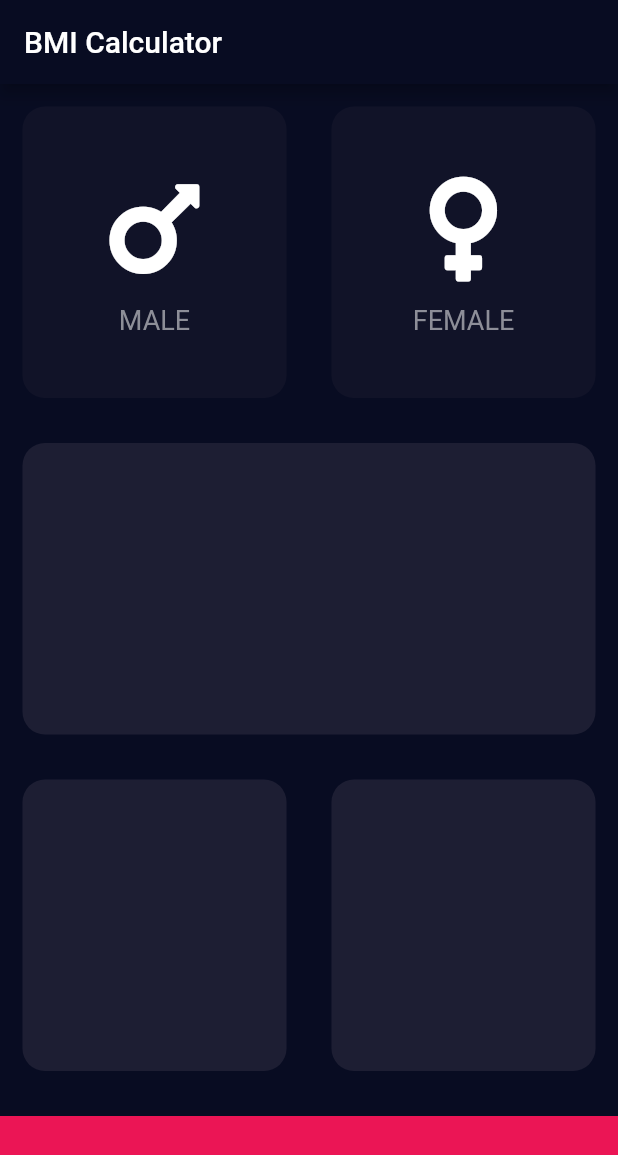
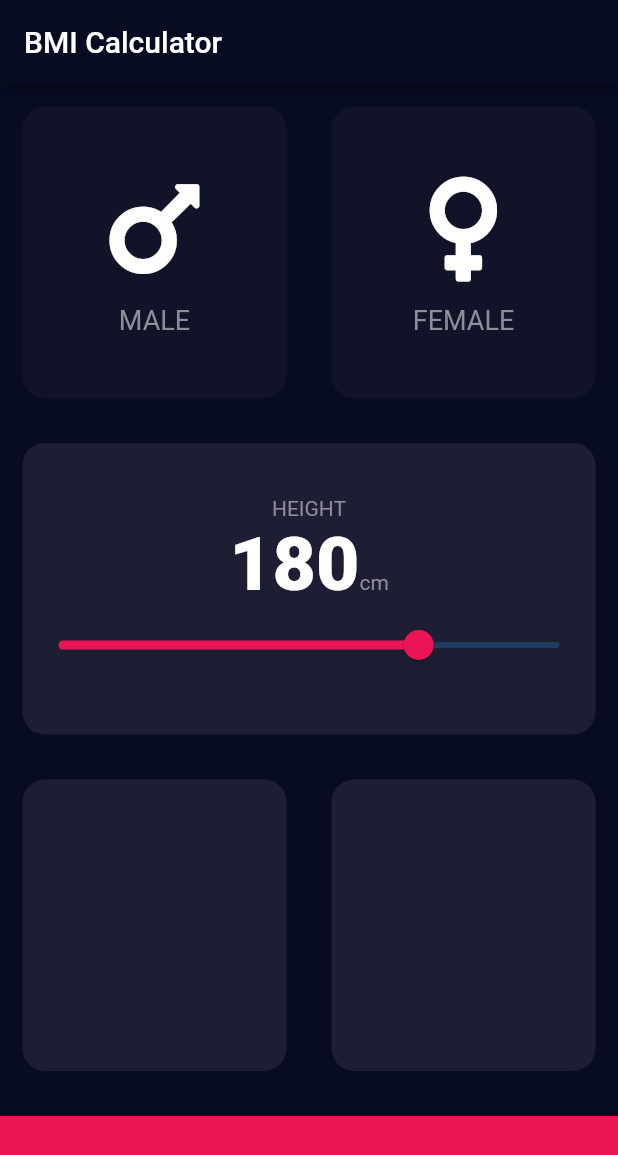
Before and after one commit to Siddharth-rajput2201/BMI-Calculaor-App, a Flutter app: the screen it shows after launch, on a phone screen of 412 x 824 dp. Shown: the top 1155 px of the screen. Run offline on Flutter 3.47's test engine with Material 2 defaults, Android fonts, the light colour scheme and no system bars; our stand-ins replace font_awesome_flutter.

Commit message:
added slider

```diff
--- a/lib/BMICalculatorpage.dart
+++ b/lib/BMICalculatorpage.dart
@@ -1,14 +1,12 @@
 import 'package:flutter/material.dart';
 import 'package:flutter/painting.dart';
+import 'package:flutter/rendering.dart';
 import 'package:font_awesome_flutter/font_awesome_flutter.dart';
 import 'Boxdesign.dart';
 import 'Icon_gender.dart';
+import 'constants.dart';
 
-const double bottomcontainerheight = 80;
-const bottomcontainercolor = Color(0xFFEB1555);
-const activeboxcolor = Color(0xFF1D1E33);
-const inactiveboxcolor = Color(0xFF111328);
-enum Gender{
+enum Gender {
   male,
   female,
 }
@@ -19,8 +17,9 @@ class BMICalculatorpage extends StatefulWidget {
 }
 
 class _BMICalculatorpageState extends State<BMICalculatorpage> {
+  Gender selectedGender;
 
-  Color maleboxcolor = inactiveboxcolor;
+  /*Color maleboxcolor = inactiveboxcolor;
   Color femaleboxcolor = inactiveboxcolor;
 
   void updatecolor(Gender SelectedGender)
@@ -51,7 +50,7 @@ class _BMICalculatorpageState extends State<BMICalculatorpage> {
       }
     }
   }
-
+*/
 
   @override
   Widget build(BuildContext context) {
@@ -60,38 +59,42 @@ class _BMICalculatorpageState extends State<BMICalculatorpage> {
           title: Text("BMI Calculator"),
         ),
         body: Column(
+          crossAxisAlignment: CrossAxisAlignment.stretch,
           children: <Widget>[
             Expanded(
               child: Row(
                 children: <Widget>[
                   Expanded(
-                      child: GestureDetector(
-                        onTap: (){
+                      child: BoxForBody(
+                    onpress: () {
                       setState(() {
-                            updatecolor(Gender.male);
+                        /*updatecolor(Gender.male);*/
+                        selectedGender = Gender.male;
                       });
                     },
-                        child: BoxForBody(
-                    boxcolor: maleboxcolor,
+                    boxcolor: /*maleboxcolor*/ selectedGender == Gender.male
+                        ? kactiveboxcolor
+                        : kinactiveboxcolor,
                     customchild: BoxContentIcon(
                       iconData: FontAwesomeIcons.mars,
                       boxString: "MALE",
                     ),
-                  ),
                   )),
                   Expanded(
-                      child: GestureDetector(
-                        onTap: (){
+                      child: BoxForBody(
+                    onpress: () {
                       setState(() {
-                            updatecolor(Gender.female);
+                        /*updatecolor(Gender.female);*/
+                        selectedGender = Gender.female;
                       });
                     },
-                        child: BoxForBody(
-                    boxcolor: femaleboxcolor,
+                    boxcolor: /*femaleboxcolor,*/ selectedGender ==
+                            Gender.female
+                        ? kactiveboxcolor
+                        : kinactiveboxcolor,
                     customchild: BoxContentIcon(
                       iconData: FontAwesomeIcons.venus,
                       boxString: "FEMALE",
-                    ),
                     ),
                   )),
                 ],
@@ -99,25 +102,56 @@ class _BMICalculatorpageState extends State<BMICalculatorpage> {
             ),
             Expanded(
                 child: BoxForBody(
-              boxcolor: activeboxcolor,
+              boxcolor: kactiveboxcolor,
+              customchild: Column(
+                mainAxisAlignment: MainAxisAlignment.center,
+                children: <Widget>[
+                  Text(
+                    "HEIGHT",
+                    style: TextStyle(color: ktextcolor),
+                  ),
+                  Row(
+                    crossAxisAlignment: CrossAxisAlignment.baseline,
+                    mainAxisAlignment: MainAxisAlignment.center,
+                    textBaseline: TextBaseline.alphabetic,
+                    children: <Widget>[
+                      Text(sliderheightvalue.toString(), style: knumberstyle),
+                      Text("cm", style: TextStyle(color: ktextcolor)),
+                    ],
+                  ),
+                  Slider(
+                    activeColor: kbottomcontainercolor,
+                    //inactiveColor: kactiveboxcolor,
+//                    divisions: 10,
+                    value: sliderheightvalue.toDouble(),
+                    onChanged: (double newValue){
+                      setState(() {
+                        sliderheightvalue = newValue.toInt();
+                      });
+                  },
+                    min: 1,
+                    max: 250,
+                  ),
+                ],
+              ),
             )),
             Expanded(
               child: Row(
                 children: <Widget>[
                   Expanded(
                       child: BoxForBody(
-                    boxcolor: activeboxcolor,
+                    boxcolor: kactiveboxcolor,
                   )),
                   Expanded(
                       child: BoxForBody(
-                    boxcolor: activeboxcolor,
+                    boxcolor: kactiveboxcolor,
                   )),
                 ],
               ),
             ),
             Container(
-              color: bottomcontainercolor,
-              height: bottomcontainerheight,
+              color: kbottomcontainercolor,
+              height: kbottomcontainerheight,
               width: double.infinity,
               margin: EdgeInsets.only(top: 15),
             )
--- a/lib/Boxdesign.dart
+++ b/lib/Boxdesign.dart
@@ -1,19 +1,23 @@
 import 'package:flutter/material.dart';
 
 class BoxForBody extends StatelessWidget {
-  BoxForBody({@required this.boxcolor, this.customchild});
+  BoxForBody({@required this.boxcolor, this.customchild,this.onpress});
 
   final Color boxcolor;
   final Widget customchild;
+  final Function onpress;
 
   @override
   Widget build(BuildContext context) {
-    return Container(
-      child: customchild,
-      margin: EdgeInsets.all(15),
-      decoration: BoxDecoration(
-        borderRadius: BorderRadius.circular(15),
-        color: boxcolor,
+    return GestureDetector(
+      onTap: onpress,
+      child: Container(
+        child: customchild,
+        margin: EdgeInsets.all(15),
+        decoration: BoxDecoration(
+          borderRadius: BorderRadius.circular(15),
+          color: boxcolor,
+        ),
       ),
     );
   }
--- /dev/null
+++ b/lib/constants.dart
@@ -0,0 +1,9 @@
+import 'package:flutter/material.dart';
+
+const double kbottomcontainerheight = 80;
+const kbottomcontainercolor = Color(0xFFEB1555);
+const kactiveboxcolor = Color(0xFF1D1E33);
+const kinactiveboxcolor = Color(0xFF111328);
+const ktextcolor = Color(0xFF8D8E98);
+const knumberstyle = TextStyle(fontWeight: FontWeight.w900, fontSize: 50);
+int sliderheightvalue = 180;
```
Lines whose indentation alone changed are shown as unchanged.
